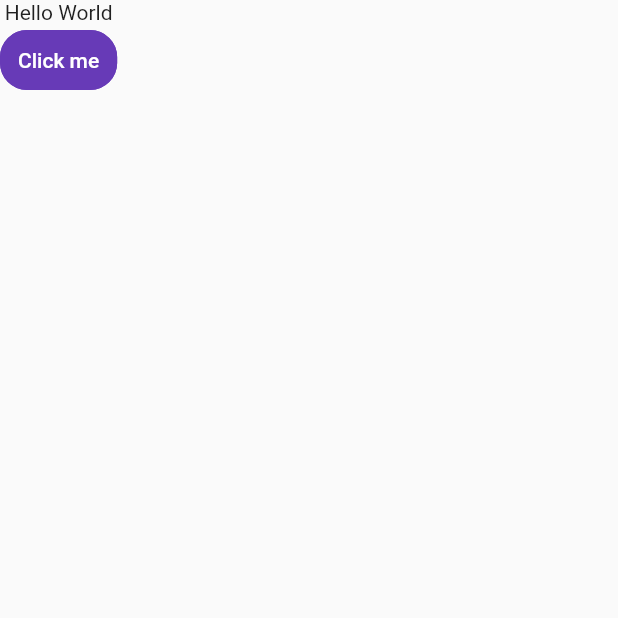
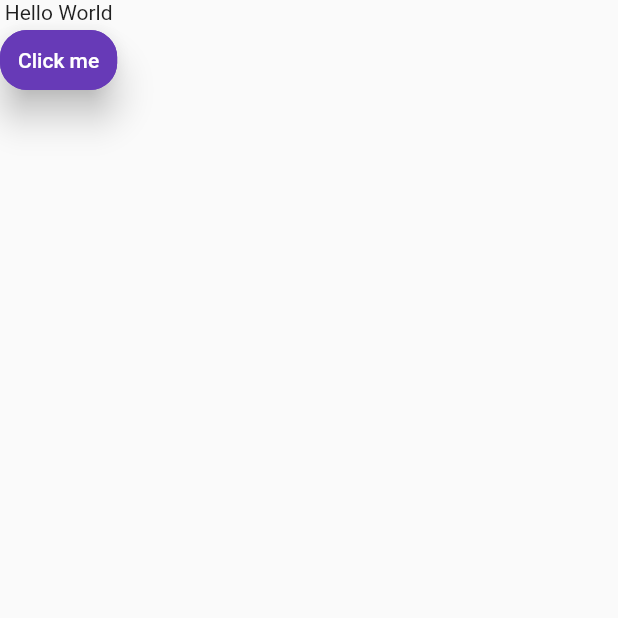
Before and after one commit to TeamUnity2023/unity_nucleus, a Flutter app: the screen it shows after launch, on a phone screen of 412 x 824 dp, the top half of it. Run offline on Flutter 3.47's test engine with Material 2 defaults, Android fonts, the phone set to English and light mode, and no system bars.

Commit message:
Main button completed

```diff
--- a/frontend/lib/src/main_button.dart
+++ b/frontend/lib/src/main_button.dart
@@ -9,11 +9,13 @@ class MainButton extends StatefulWidget {
 }
 
 class _MainButtonState extends State<MainButton> {
-  final bool _isPressed = false;
+  late bool _isPressed = false;
   @override
   Widget build(BuildContext context) {
-    return TextButton(onPressed: (){_isPressed != _isPressed;},
-    style: ButtonStyle(
+    return TextButton(onPressed: (){setState(() {
+      _isPressed = !_isPressed;
+    });},
+    style: ButtonStyle( elevation: _isPressed ? MaterialStateProperty.all<double>(0.0) : MaterialStateProperty.all<double>(10.0),
       backgroundColor: MaterialStateProperty.all<Color>(Colors.deepPurple),
       foregroundColor: MaterialStateProperty.all<Color>(Colors.white),
       shape: MaterialStateProperty.all<RoundedRectangleBorder>(
```
